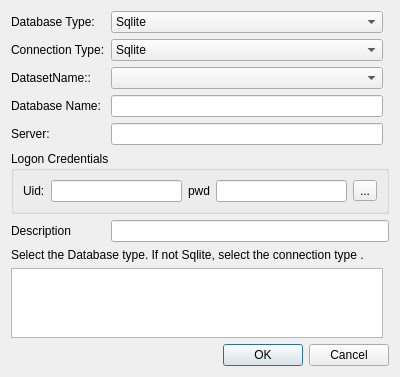
allenck/mapper, file ui/dialognewconnection.ui: the form before one commit.
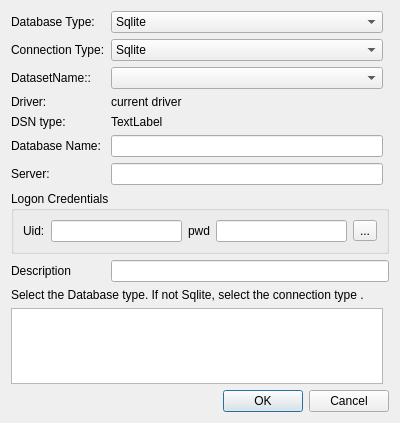
The form after the commit.

Commit message: manage QSQlDatabase connections properly

Diff of the .ui file:
```diff
--- a/ui/dialognewconnection.ui
+++ b/ui/dialognewconnection.ui
@@ -7,7 +7,7 @@
     <x>0</x>
     <y>0</y>
     <width>400</width>
-    <height>375</height>
+    <height>423</height>
    </rect>
   </property>
   <property name="windowTitle">
@@ -17,101 +17,7 @@
    <string>New Connection</string>
   </property>
   <layout class="QGridLayout" name="gridLayout">
-   <item row="2" column="1">
-    <widget class="QComboBox" name="cbDsn"/>
-   </item>
-   <item row="9" column="0" colspan="3">
-    <widget class="QDialogButtonBox" name="buttonBox">
-     <property name="orientation">
-      <enum>Qt::Orientation::Horizontal</enum>
-     </property>
-     <property name="standardButtons">
-      <set>QDialogButtonBox::StandardButton::Cancel|QDialogButtonBox::StandardButton::Ok</set>
-     </property>
-    </widget>
-   </item>
-   <item row="4" column="1">
-    <widget class="QLineEdit" name="txtServer"/>
-   </item>
-   <item row="0" column="1">
-    <widget class="QComboBox" name="cbDbType">
-     <item>
-      <property name="text">
-       <string>Sqlite</string>
-      </property>
-     </item>
-     <item>
-      <property name="text">
-       <string>MsSql</string>
-      </property>
-     </item>
-     <item>
-      <property name="text">
-       <string>MySql</string>
-      </property>
-     </item>
-     <item>
-      <property name="text">
-       <string>PostgreSQL</string>
-      </property>
-     </item>
-     <item>
-      <property name="text">
-       <string>MimerSql</string>
-      </property>
-     </item>
-    </widget>
-   </item>
-   <item row="6" column="0">
-    <widget class="QLabel" name="label_4">
-     <property name="text">
-      <string>Description</string>
-     </property>
-    </widget>
-   </item>
-   <item row="2" column="0">
-    <widget class="QLabel" name="lblDsn">
-     <property name="text">
-      <string>DatasetName::</string>
-     </property>
-    </widget>
-   </item>
-   <item row="1" column="1">
-    <widget class="QComboBox" name="cbConnect">
-     <item>
-      <property name="text">
-       <string>Sqlite</string>
-      </property>
-     </item>
-     <item>
-      <property name="text">
-       <string>ODBC</string>
-      </property>
-     </item>
-     <item>
-      <property name="text">
-       <string>Direct</string>
-      </property>
-     </item>
-    </widget>
-   </item>
    <item row="7" column="0" colspan="3">
-    <widget class="QLabel" name="lblHelp">
-     <property name="sizePolicy">
-      <sizepolicy hsizetype="Preferred" vsizetype="Expanding">
-       <horstretch>0</horstretch>
-       <verstretch>0</verstretch>
-      </sizepolicy>
-     </property>
-     <property name="text">
-      <string>Select the Database type. If not Sqlite, select the connection type .  </string>
-     </property>
-    </widget>
-   </item>
-   <item row="3" column="1">
-    <widget class="QLineEdit" name="txtDbName"/>
-   </item>
-   <item row="5" column="0" colspan="3">
     <widget class="QGroupBox" name="gb1">
      <property name="title">
       <string>Logon Credentials</string>
@@ -154,13 +60,6 @@
      </layout>
     </widget>
    </item>
-   <item row="3" column="0">
-    <widget class="QLabel" name="label_3">
-     <property name="text">
-      <string>Database Name:</string>
-     </property>
-    </widget>
-   </item>
    <item row="0" column="0">
     <widget class="QLabel" name="label">
      <property name="text">
@@ -168,16 +67,6 @@
      </property>
     </widget>
    </item>
-   <item row="4" column="0">
-    <widget class="QLabel" name="lblServer">
-     <property name="text">
-      <string>Server:</string>
-     </property>
-    </widget>
-   </item>
-   <item row="6" column="1" colspan="2">
-    <widget class="QLineEdit" name="txtDescription"/>
-   </item>
    <item row="1" column="0">
     <widget class="QLabel" name="label_2">
      <property name="text">
@@ -185,9 +74,148 @@
      </property>
     </widget>
    </item>
-   <item row="8" column="0" colspan="2">
+   <item row="5" column="1">
+    <widget class="QLineEdit" name="txtDbName"/>
+   </item>
+   <item row="2" column="1">
+    <widget class="QComboBox" name="cbDsn"/>
+   </item>
+   <item row="11" column="0" colspan="3">
+    <widget class="QDialogButtonBox" name="buttonBox">
+     <property name="orientation">
+      <enum>Qt::Orientation::Horizontal</enum>
+     </property>
+     <property name="standardButtons">
+      <set>QDialogButtonBox::StandardButton::Cancel|QDialogButtonBox::StandardButton::Ok</set>
+     </property>
+    </widget>
+   </item>
+   <item row="2" column="0">
+    <widget class="QLabel" name="lblDsn">
+     <property name="text">
+      <string>DatasetName::</string>
+     </property>
+    </widget>
+   </item>
+   <item row="5" column="0">
+    <widget class="QLabel" name="label_3">
+     <property name="text">
+      <string>Database Name:</string>
+     </property>
+    </widget>
+   </item>
+   <item row="6" column="0">
+    <widget class="QLabel" name="lblServer">
+     <property name="text">
+      <string>Server:</string>
+     </property>
+    </widget>
+   </item>
+   <item row="4" column="0">
+    <widget class="QLabel" name="label_8">
+     <property name="text">
+      <string>DSN type:</string>
+     </property>
+    </widget>
+   </item>
+   <item row="6" column="1">
+    <widget class="QLineEdit" name="txtServer"/>
+   </item>
+   <item row="3" column="0">
+    <widget class="QLabel" name="label_7">
+     <property name="text">
+      <string>Driver:</string>
+     </property>
+    </widget>
+   </item>
+   <item row="1" column="1">
+    <widget class="QComboBox" name="cbConnect">
+     <item>
+      <property name="text">
+       <string>Sqlite</string>
+      </property>
+     </item>
+     <item>
+      <property name="text">
+       <string>ODBC</string>
+      </property>
+     </item>
+     <item>
+      <property name="text">
+       <string>Direct</string>
+      </property>
+     </item>
+    </widget>
+   </item>
+   <item row="10" column="0" colspan="2">
     <widget class="QTextEdit" name="textEdit"/>
    </item>
+   <item row="0" column="1">
+    <widget class="QComboBox" name="cbDbType">
+     <item>
+      <property name="text">
+       <string>Sqlite</string>
+      </property>
+     </item>
+     <item>
+      <property name="text">
+       <string>MsSql</string>
+      </property>
+     </item>
+     <item>
+      <property name="text">
+       <string>MySql</string>
+      </property>
+     </item>
+     <item>
+      <property name="text">
+       <string>PostgreSQL</string>
+      </property>
+     </item>
+     <item>
+      <property name="text">
+       <string>MimerSql</string>
+      </property>
+     </item>
+    </widget>
+   </item>
+   <item row="9" column="0" colspan="3">
+    <widget class="QLabel" name="lblHelp">
+     <property name="sizePolicy">
+      <sizepolicy hsizetype="Preferred" vsizetype="Expanding">
+       <horstretch>0</horstretch>
+       <verstretch>0</verstretch>
+      </sizepolicy>
+     </property>
+     <property name="text">
+      <string>Select the Database type. If not Sqlite, select the connection type .  </string>
+     </property>
+    </widget>
+   </item>
+   <item row="3" column="1">
+    <widget class="QLabel" name="lblDriver">
+     <property name="text">
+      <string>current driver</string>
+     </property>
+    </widget>
+   </item>
+   <item row="8" column="0">
+    <widget class="QLabel" name="label_4">
+     <property name="text">
+      <string>Description</string>
+     </property>
+    </widget>
+   </item>
+   <item row="8" column="1" colspan="2">
+    <widget class="QLineEdit" name="txtDescription"/>
+   </item>
+   <item row="4" column="1">
+    <widget class="QLabel" name="lblDSNType">
+     <property name="text">
+      <string>TextLabel</string>
+     </property>
+    </widget>
+   </item>
   </layout>
  </widget>
  <resources/>
```
The commit also changes 13 other files.
